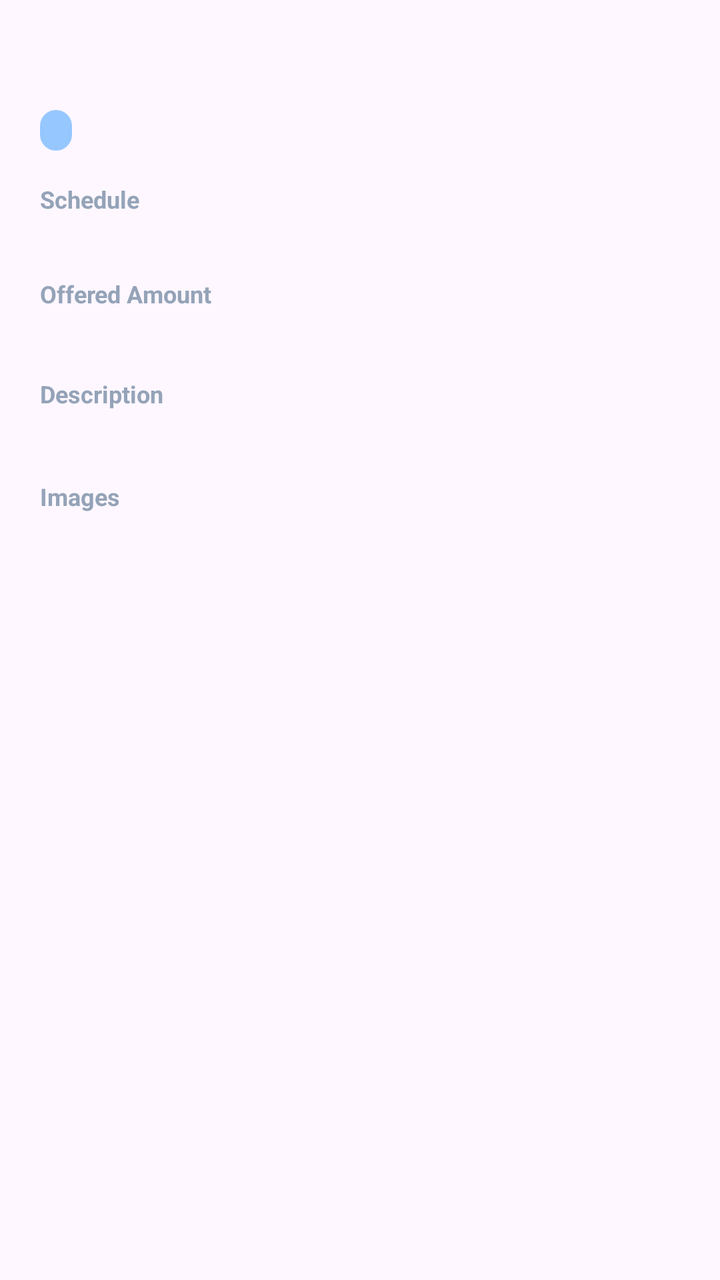
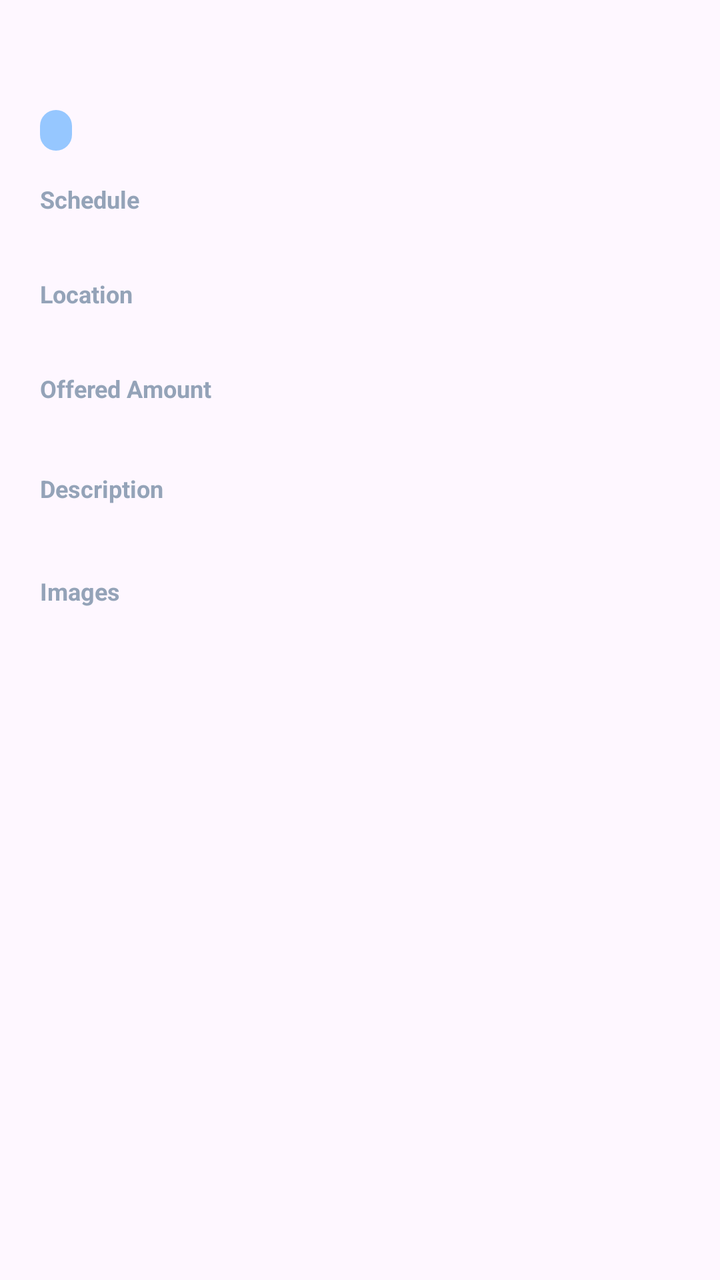

Before-and-after screenshots of an Android layout around one commit, followed by the original layout XML and the change that was made.
<!-- AndroidManifest.xml: application theme Theme.Newtacks -->
<!-- res/layout/dialog_job_details_preview.xml -->
<?xml version="1.0" encoding="utf-8"?>
<ScrollView xmlns:android="http://schemas.android.com/apk/res/android"
    android:layout_width="match_parent"
    android:layout_height="wrap_content">

    <LinearLayout
        android:layout_width="match_parent"
        android:layout_height="wrap_content"
        android:orientation="vertical"
        android:padding="20dp">

        <TextView
            android:id="@+id/tvDialogJobTitle"
            android:layout_width="match_parent"
            android:layout_height="wrap_content"
            android:textSize="20sp"
            android:textStyle="bold"
            android:textColor="#004A99"
            android:layout_marginBottom="8dp" />

        <TextView
            android:id="@+id/tvDialogCategory"
            android:layout_width="wrap_content"
            android:layout_height="wrap_content"
            android:textSize="12sp"
            android:textColor="#FFFFFF"
            android:background="@drawable/bg_badge_blue"
            android:paddingHorizontal="8dp"
            android:paddingVertical="2dp"
            android:layout_marginBottom="16dp" />

        <TextView
            android:layout_width="wrap_content"
            android:layout_height="wrap_content"
            android:text="Schedule"
            android:textSize="12sp"
            android:textStyle="bold"
            android:textColor="#94A3B8" />

        <TextView
            android:id="@+id/tvDialogSchedule"
            android:layout_width="match_parent"
            android:layout_height="wrap_content"
            android:textSize="14sp"
            android:textColor="#1E293B"
            android:layout_marginBottom="12dp" />

        <TextView
            android:layout_width="wrap_content"
            android:layout_height="wrap_content"
            android:text="Offered Amount"
            android:textSize="12sp"
            android:textStyle="bold"
            android:textColor="#94A3B8" />

        <TextView
            android:id="@+id/tvDialogPrice"
            android:layout_width="match_parent"
            android:layout_height="wrap_content"
            android:textSize="16sp"
            android:textStyle="bold"
            android:textColor="#16A34A"
            android:layout_marginBottom="12dp" />

        <TextView
            android:layout_width="wrap_content"
            android:layout_height="wrap_content"
            android:text="Description"
            android:textSize="12sp"
            android:textStyle="bold"
            android:textColor="#94A3B8" />

        <TextView
            android:id="@+id/tvDialogDescription"
            android:layout_width="match_parent"
            android:layout_height="wrap_content"
            android:textSize="14sp"
            android:textColor="#1E293B"
            android:layout_marginBottom="16dp" />

        <TextView
            android:layout_width="wrap_content"
            android:layout_height="wrap_content"
            android:text="Images"
            android:textSize="12sp"
            android:textStyle="bold"
            android:textColor="#94A3B8"
            android:layout_marginBottom="8dp" />

        <HorizontalScrollView
            android:layout_width="match_parent"
            android:layout_height="wrap_content"
            android:scrollbars="none">
            <LinearLayout
                android:id="@+id/layoutDialogImages"
                android:layout_width="wrap_content"
                android:layout_height="wrap_content"
                android:orientation="horizontal">
                
            </LinearLayout>
        </HorizontalScrollView>

        <TextView
            android:id="@+id/tvNoImages"
            android:layout_width="match_parent"
            android:layout_height="wrap_content"
            android:text="No images provided"
            android:textSize="12sp"
            android:textColor="#94A3B8"
            android:fontStyle="italic"
            android:visibility="gone" />

    </LinearLayout>
</ScrollView>
<!-- resources referenced by this layout -->
<resources>
  <!-- drawable bg_badge_blue (drawable) -->
  <?xml version="1.0" encoding="utf-8"?>
  <shape xmlns:android="http://schemas.android.com/apk/res/android"
      android:shape="rectangle">
      <solid android:color="#96c7ff" />
      <corners android:radius="20dp" />
  </shape>
  <style name="Theme.Newtacks" parent="Base.Theme.Newtacks" />
  <style name="Base.Theme.Newtacks" parent="Theme.Material3.DayNight.NoActionBar">
          <item name="colorPrimary">#004A99</item>
          <item name="colorPrimaryContainer">#004A99</item>
          <item name="colorOnPrimary">#FFFFFF</item>
          <item name="colorSecondary">#004A99</item>
          <item name="colorOnSecondary">#FFFFFF</item>
          <item name="colorTertiary">#004A99</item>
          <item name="colorSecondaryContainer">#EBF2FF</item>
          <item name="colorOnSecondaryContainer">#004A99</item>
          <item name="android:statusBarColor">#004A99</item>
          <item name="android:navigationBarColor">#FFFFFF</item>
          <item name="android:windowLightStatusBar" tools:targetApi="m">false</item>
      </style>
</resources>

<!-- the commit's change to res/layout/dialog_job_details_preview.xml (unified diff, before → after) -->
@@ -39,6 +39,22 @@
 
         <TextView
             android:id="@+id/tvDialogSchedule"
+            android:layout_width="match_parent"
+            android:layout_height="wrap_content"
+            android:textSize="14sp"
+            android:textColor="#1E293B"
+            android:layout_marginBottom="12dp" />
+
+        <TextView
+            android:layout_width="wrap_content"
+            android:layout_height="wrap_content"
+            android:text="Location"
+            android:textSize="12sp"
+            android:textStyle="bold"
+            android:textColor="#94A3B8" />
+
+        <TextView
+            android:id="@+id/tvDialogLocation"
             android:layout_width="match_parent"
             android:layout_height="wrap_content"
             android:textSize="14sp"
